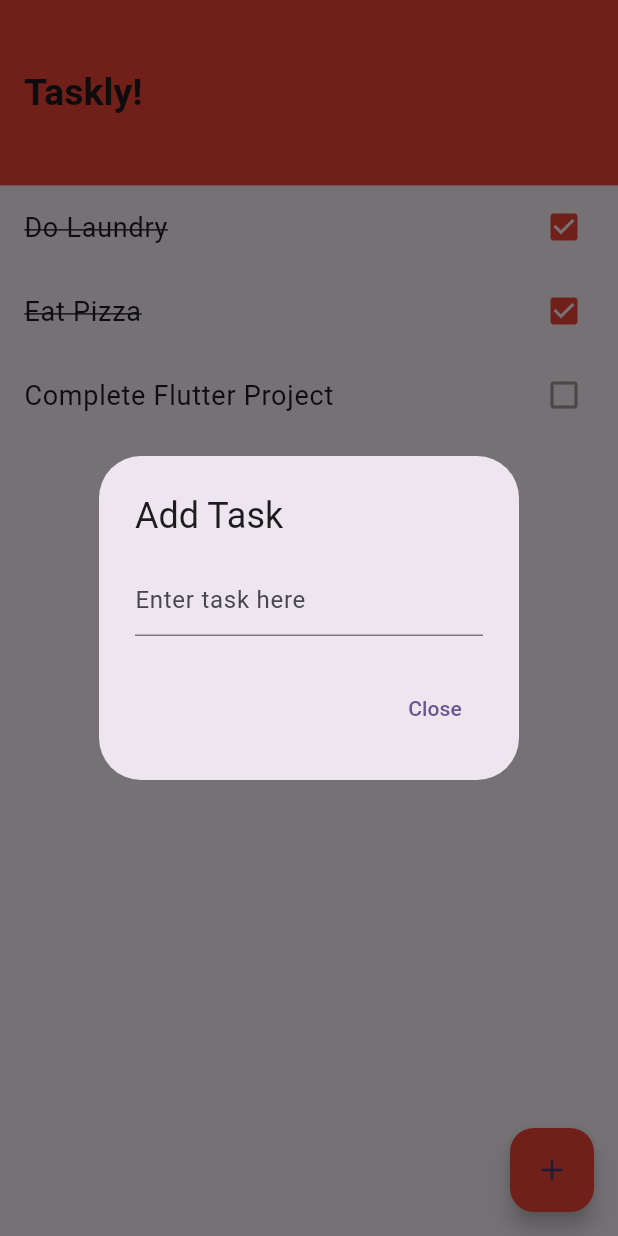
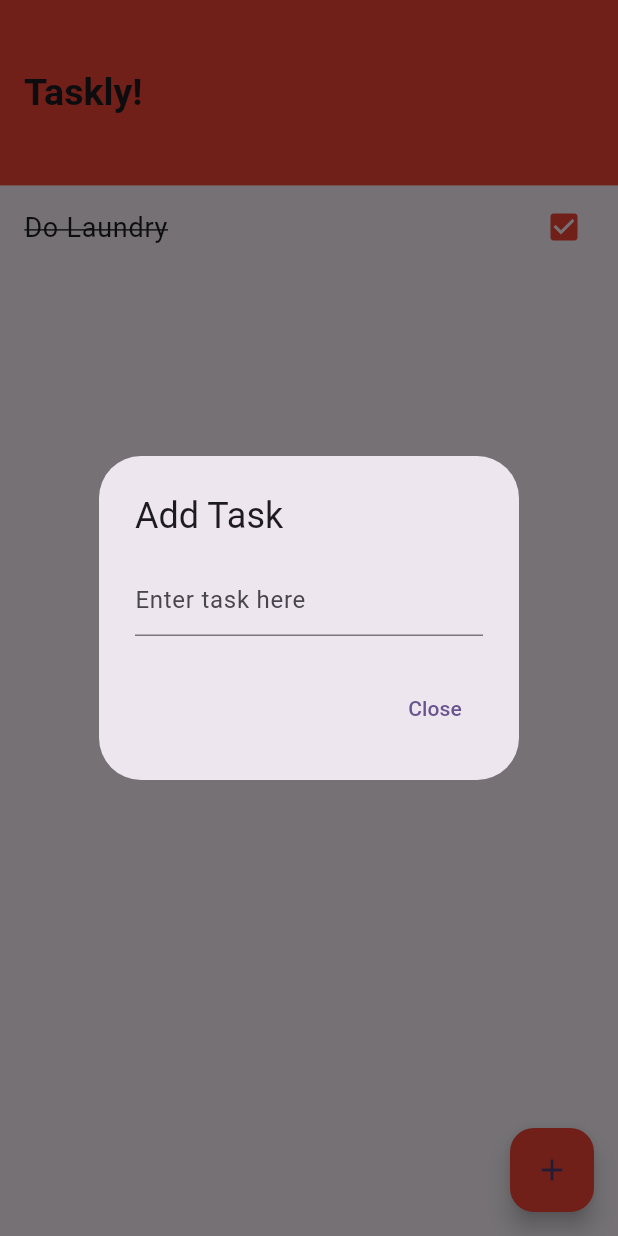
Before and after one commit to RANGIRA46/taskly_app, a Flutter app: the screen it shows after launch, after a tap on the "add" icon, on a phone screen of 412 x 824 dp. Run offline on Flutter 3.47's test engine with Material 3 defaults, Android fonts, the phone set to English and light mode, and no system bars; our stand-ins replace hive_flutter; accounts and stored records are empty.

```diff
--- a/lib/pages/home_page.dart
+++ b/lib/pages/home_page.dart
@@ -1,4 +1,5 @@
 import 'package:flutter/material.dart';
+import 'package:hive_flutter/hive_flutter.dart';
 
 class HomePage extends StatefulWidget {
   const HomePage({super.key});
@@ -9,15 +10,25 @@ class HomePage extends StatefulWidget {
 
 class _HomePageState extends State<HomePage> {
   late double _deviceHeight, _deviceWidth;
-
+  late Box<Map> _taskBox; // Hive box for storing tasks
   String? _newTaskContent; // For storing user input from the TextField
 
-  // Example: List of tasks with completion status
+  // Filtered List: Only the "Do Laundry" task
   final List<Map<String, dynamic>> _tasks = [
     {"title": "Do Laundry", "completed": true},
-    {"title": "Eat Pizza", "completed": true},
-    {"title": "Complete Flutter Project", "completed": false},
   ];
+
+  @override
+  void initState() {
+    super.initState();
+    _initializeHive();
+  }
+
+  Future<void> _initializeHive() async {
+    await Hive.initFlutter(); // Initialize Hive
+    _taskBox = await Hive.openBox<Map>("tasks"); // Open the Hive box
+    setState(() {}); // Refresh the UI once Hive is initialized
+  }
 
   @override
   Widget build(BuildContext context) {
@@ -33,12 +44,24 @@ class _HomePageState extends State<HomePage> {
           style: TextStyle(fontSize: 25, fontWeight: FontWeight.bold),
         ),
       ),
-      body: _taskslist(),
+      body: _tasksView(),
       floatingActionButton: _addTaskButton(),
     );
   }
 
-  Widget _taskslist() {
+  Widget _tasksView() {
+    if (_taskBox == null) {
+      return const Center(
+        child: CircularProgressIndicator(), // Show loading indicator
+      );
+    }
+
+    if (_tasks.isEmpty) {
+      return const Center(
+        child: Text("No tasks available."),
+      );
+    }
+
     return ListView.builder(
       itemCount: _tasks.length,
       itemBuilder: (context, index) {
@@ -55,9 +78,7 @@ class _HomePageState extends State<HomePage> {
           ),
           trailing: Icon(
             task["completed"] ? Icons.check_box : Icons.check_box_outline_blank,
-            color: task["completed"]
-                ? Colors.red
-                : Colors.grey, // Checkbox color changed to red for completed
+            color: task["completed"] ? Colors.red : Colors.grey, // Checkbox color
           ),
         );
       },
@@ -66,7 +87,7 @@ class _HomePageState extends State<HomePage> {
 
   Widget _addTaskButton() {
     return FloatingActionButton(
-      onPressed: _displayTaskPopup, // Display popup but won't add tasks
+      onPressed: _displayTaskPopup,
       child: const Icon(Icons.add),
       backgroundColor: Colors.red, // Set FloatingActionButton color to red
     );
@@ -81,9 +102,7 @@ class _HomePageState extends State<HomePage> {
           content: TextField(
             decoration: const InputDecoration(hintText: "Enter task here"),
             onChanged: (_value) {
-              setState(() {
-                _newTaskContent = _value; // Update input value, but no action taken
-              });
+              _newTaskContent = _value; // Update the task content
             },
           ),
           actions: [
```
